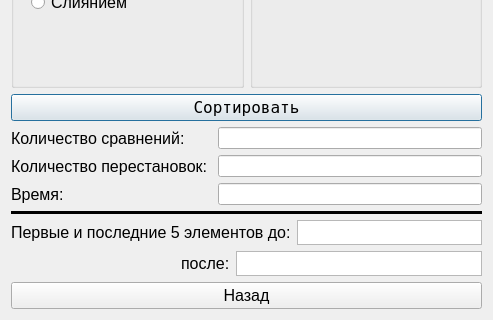
Above: arrays.ui from BatyrshinBPO-16-01/Lab1Interface before the change; both pictures show x 0 to 493 and y 157 to 477 of the 493 by 477 pixel window. Below: the same form after it.
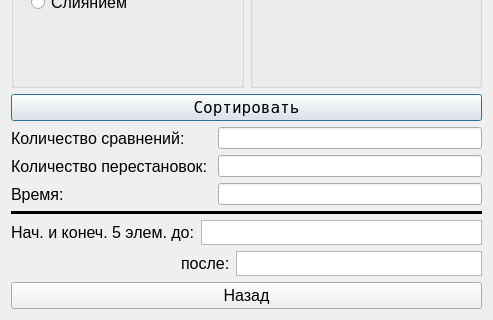
That is the form after the change.

The edit to the form file:
```diff
--- a/arrays.ui
+++ b/arrays.ui
@@ -275,7 +275,7 @@
         </font>
        </property>
        <property name="text">
-        <string>Первые и последние 5 элементов до:</string>
+        <string>Нач. и конеч. 5 элем. до:</string>
        </property>
       </widget>
      </item>
```
